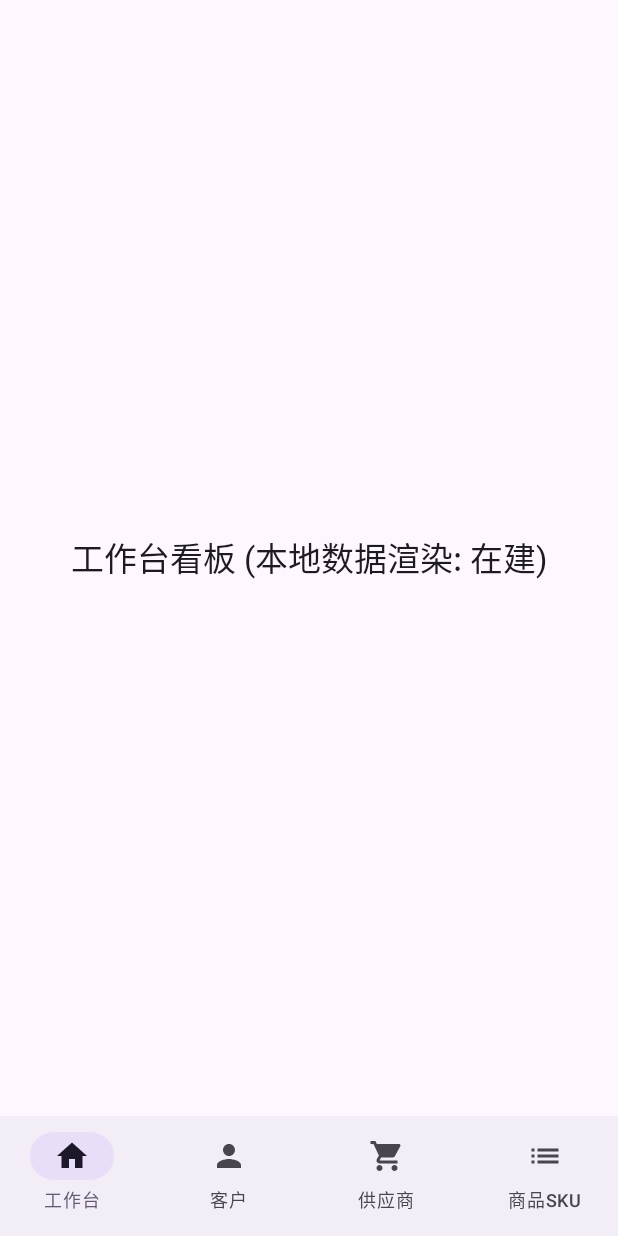
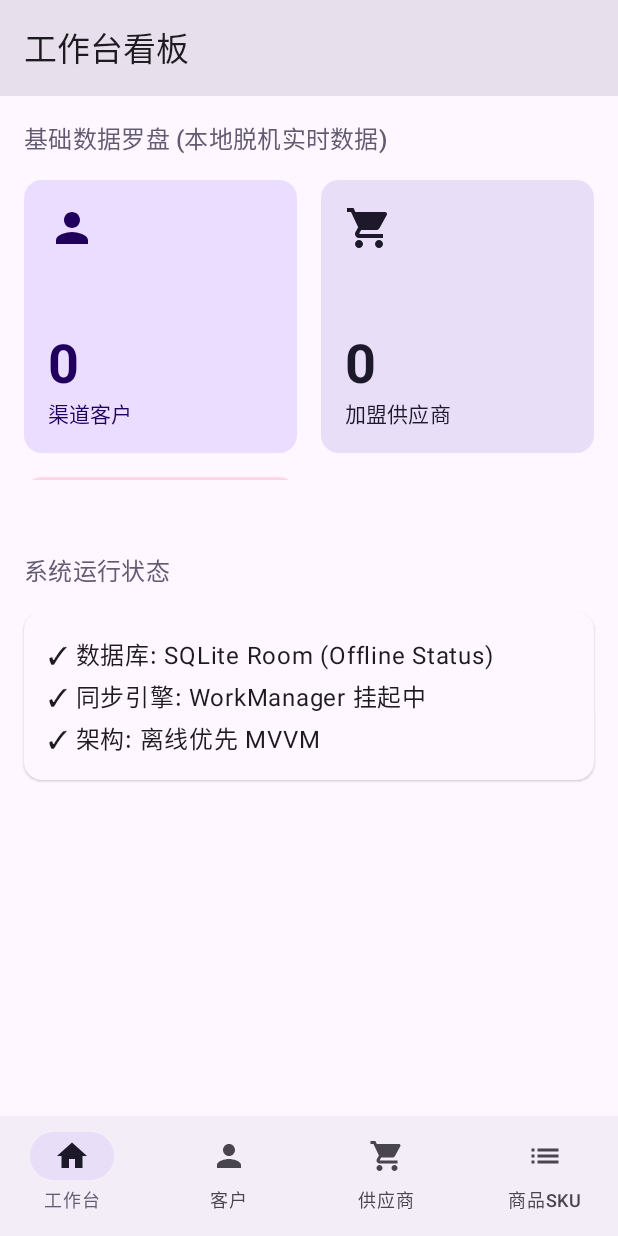
Before and after one commit to buumixdx-tech/ERP, an Android app built with Jetpack Compose: the DashboardScreen screen opened through its navigation route, on a phone screen of 412 x 824 dp. Run offline under Robolectric (Android 15) with nearby library versions, the light colour scheme and no system bars; our stand-ins replace Dagger/Hilt's generated code; 3 statements that could not run were skipped.

Commit message:
feat: implement local Dashboard Analytics UI

```diff
--- a/shanyin-android/app/src/main/java/com/shanyin/erp/data/local/AppDatabase.kt
+++ b/shanyin-android/app/src/main/java/com/shanyin/erp/data/local/AppDatabase.kt
@@ -18,4 +18,5 @@ abstract class AppDatabase : RoomDatabase() {
     abstract fun channelCustomerDao(): ChannelCustomerDao
     abstract fun supplierDao(): SupplierDao
     abstract fun skuDao(): SKUDao
+    abstract fun dashboardDao(): DashboardDao
 }
--- /dev/null
+++ b/shanyin-android/app/src/main/java/com/shanyin/erp/data/local/dao/DashboardDao.kt
@@ -0,0 +1,17 @@
+package com.shanyin.erp.data.local.dao
+
+import androidx.room.Dao
+import androidx.room.Query
+import kotlinx.coroutines.flow.Flow
+
+@Dao
+interface DashboardDao {
+    @Query("SELECT COUNT(*) FROM channel_customers")
+    fun getCustomerCountFlow(): Flow<Int>
+
+    @Query("SELECT COUNT(*) FROM suppliers")
+    fun getSupplierCountFlow(): Flow<Int>
+
+    @Query("SELECT COUNT(*) FROM skus")
+    fun getSkuCountFlow(): Flow<Int>
+}
--- /dev/null
+++ b/shanyin-android/app/src/main/java/com/shanyin/erp/data/repository/DashboardRepositoryImpl.kt
@@ -0,0 +1,23 @@
+package com.shanyin.erp.data.repository
+
+import com.shanyin.erp.data.local.dao.DashboardDao
+import com.shanyin.erp.domain.repository.DashboardRepository
+import kotlinx.coroutines.flow.Flow
+import javax.inject.Inject
+
+class DashboardRepositoryImpl @Inject constructor(
+    private val dashboardDao: DashboardDao
+) : DashboardRepository {
+
+    override fun getCustomerCount(): Flow<Int> {
+        return dashboardDao.getCustomerCountFlow()
+    }
+
+    override fun getSupplierCount(): Flow<Int> {
+        return dashboardDao.getSupplierCountFlow()
+    }
+
+    override fun getSkuCount(): Flow<Int> {
+        return dashboardDao.getSkuCountFlow()
+    }
+}
--- a/shanyin-android/app/src/main/java/com/shanyin/erp/di/DatabaseModule.kt
+++ b/shanyin-android/app/src/main/java/com/shanyin/erp/di/DatabaseModule.kt
@@ -35,4 +35,8 @@ object DatabaseModule {
     @Provides
     @Singleton
     fun provideSKUDao(db: AppDatabase) = db.skuDao()
+
+    @Provides
+    @Singleton
+    fun provideDashboardDao(db: AppDatabase) = db.dashboardDao()
 }
--- a/shanyin-android/app/src/main/java/com/shanyin/erp/di/RepositoryModule.kt
+++ b/shanyin-android/app/src/main/java/com/shanyin/erp/di/RepositoryModule.kt
@@ -4,6 +4,7 @@ import com.shanyin.erp.data.repository.CustomerRepositoryImpl
 import com.shanyin.erp.data.repository.SKURepositoryImpl
 import com.shanyin.erp.data.repository.SupplierRepositoryImpl
 import com.shanyin.erp.domain.repository.CustomerRepository
+import com.shanyin.erp.domain.repository.DashboardRepository
 import com.shanyin.erp.domain.repository.SKURepository
 import com.shanyin.erp.domain.repository.SupplierRepository
 import dagger.Binds
@@ -33,4 +34,10 @@ abstract class RepositoryModule {
     abstract fun bindSKURepository(
         skuRepositoryImpl: SKURepositoryImpl
     ): SKURepository
+
+    @Binds
+    @Singleton
+    abstract fun bindDashboardRepository(
+        dashboardRepositoryImpl: DashboardRepositoryImpl
+    ): DashboardRepository
 }
--- /dev/null
+++ b/shanyin-android/app/src/main/java/com/shanyin/erp/domain/repository/DashboardRepository.kt
@@ -0,0 +1,9 @@
+package com.shanyin.erp.domain.repository
+
+import kotlinx.coroutines.flow.Flow
+
+interface DashboardRepository {
+    fun getCustomerCount(): Flow<Int>
+    fun getSupplierCount(): Flow<Int>
+    fun getSkuCount(): Flow<Int>
+}
--- /dev/null
+++ b/shanyin-android/app/src/main/java/com/shanyin/erp/presentation/dashboard/DashboardScreen.kt
@@ -0,0 +1,138 @@
+package com.shanyin.erp.presentation.dashboard
+
+import androidx.compose.foundation.layout.*
+import androidx.compose.foundation.lazy.grid.GridCells
+import androidx.compose.foundation.lazy.grid.LazyVerticalGrid
+import androidx.compose.foundation.rememberScrollState
+import androidx.compose.foundation.verticalScroll
+import androidx.compose.material.icons.Icons
+import androidx.compose.material.icons.filled.List
+import androidx.compose.material.icons.filled.Person
+import androidx.compose.material.icons.filled.ShoppingCart
+import androidx.compose.material3.*
+import androidx.compose.runtime.Composable
+import androidx.compose.runtime.collectAsState
+import androidx.compose.runtime.getValue
+import androidx.compose.ui.Alignment
+import androidx.compose.ui.Modifier
+import androidx.compose.ui.graphics.vector.ImageVector
+import androidx.compose.ui.text.font.FontWeight
+import androidx.compose.ui.unit.dp
+import androidx.hilt.navigation.compose.hiltViewModel
+
+@OptIn(ExperimentalMaterial3Api::class)
+@Composable
+fun DashboardScreen(
+    viewModel: DashboardViewModel = hiltViewModel()
+) {
+    val customerCount by viewModel.customerCount.collectAsState()
+    val supplierCount by viewModel.supplierCount.collectAsState()
+    val skuCount by viewModel.skuCount.collectAsState()
+
+    Scaffold(
+        topBar = {
+            TopAppBar(
+                title = { Text("工作台看板") },
+                colors = TopAppBarDefaults.topAppBarColors(containerColor = MaterialTheme.colorScheme.surfaceVariant)
+            )
+        }
+    ) { paddingValues ->
+        Column(
+            modifier = Modifier
+                .fillMaxSize()
+                .padding(paddingValues)
+                .padding(16.dp)
+                .verticalScroll(rememberScrollState()),
+            verticalArrangement = Arrangement.spacedBy(16.dp)
+        ) {
+            Text(
+                text = "基础数据罗盘 (本地脱机实时数据)",
+                style = MaterialTheme.typography.titleMedium,
+                color = MaterialTheme.colorScheme.secondary
+            )
+
+            LazyVerticalGrid(
+                columns = GridCells.Fixed(2),
+                modifier = Modifier.height(200.dp), // Fixed height for grid
+                horizontalArrangement = Arrangement.spacedBy(16.dp),
+                verticalArrangement = Arrangement.spacedBy(16.dp),
+                userScrollEnabled = false
+            ) {
+                item {
+                    StatCard(
+                        title = "渠道客户",
+                        count = customerCount,
+                        icon = Icons.Default.Person,
+                        containerColor = MaterialTheme.colorScheme.primaryContainer,
+                        contentColor = MaterialTheme.colorScheme.onPrimaryContainer
+                    )
+                }
+                item {
+                    StatCard(
+                        title = "加盟供应商",
+                        count = supplierCount,
+                        icon = Icons.Default.ShoppingCart,
+                        containerColor = MaterialTheme.colorScheme.secondaryContainer,
+                        contentColor = MaterialTheme.colorScheme.onSecondaryContainer
+                    )
+                }
+                item {
+                    StatCard(
+                        title = "商品 SKU",
+                        count = skuCount,
+                        icon = Icons.Default.List,
+                        containerColor = MaterialTheme.colorScheme.tertiaryContainer,
+                        contentColor = MaterialTheme.colorScheme.onTertiaryContainer
+                    )
+                }
+            }
+
+            Spacer(modifier = Modifier.height(16.dp))
+
+            Text(
+                text = "系统运行状态",
+                style = MaterialTheme.typography.titleMedium,
+                color = MaterialTheme.colorScheme.secondary
+            )
+
+            Card(
+                modifier = Modifier.fillMaxWidth(),
+                colors = CardDefaults.cardColors(containerColor = MaterialTheme.colorScheme.surface),
+                elevation = CardDefaults.cardElevation(defaultElevation = 1.dp)
+            ) {
+                Column(modifier = Modifier.padding(16.dp)) {
+                    Text(text = "✓ 数据库: SQLite Room (Offline Status)")
+                    Spacer(modifier = Modifier.height(4.dp))
+                    Text(text = "✓ 同步引擎: WorkManager 挂起中")
+                    Spacer(modifier = Modifier.height(4.dp))
+                    Text(text = "✓ 架构: 离线优先 MVVM")
+                }
+            }
+        }
+    }
+}
+
+@Composable
+fun StatCard(
+    title: String,
+    count: Int,
+    icon: ImageVector,
+    containerColor: androidx.compose.ui.graphics.Color,
+    contentColor: androidx.compose.ui.graphics.Color
+) {
+    Card(
+        modifier = Modifier.fillMaxWidth().aspectRatio(1f),
+        colors = CardDefaults.cardColors(containerColor = containerColor, contentColor = contentColor)
+    ) {
+        Column(
+            modifier = Modifier.fillMaxSize().padding(16.dp),
+            verticalArrangement = Arrangement.SpaceBetween
+        ) {
+            Icon(icon, contentDescription = null, modifier = Modifier.size(32.dp))
+            Column {
+                Text(text = count.toString(), style = MaterialTheme.typography.displaySmall, fontWeight = FontWeight.Bold)
+                Text(text = title, style = MaterialTheme.typography.labelLarge)
+            }
+        }
+    }
+}
--- /dev/null
+++ b/shanyin-android/app/src/main/java/com/shanyin/erp/presentation/dashboard/DashboardViewModel.kt
@@ -0,0 +1,44 @@
+package com.shanyin.erp.presentation.dashboard
+
+import androidx.lifecycle.ViewModel
+import androidx.lifecycle.viewModelScope
+import com.shanyin.erp.domain.repository.DashboardRepository
+import dagger.hilt.android.lifecycle.HiltViewModel
+import kotlinx.coroutines.flow.MutableStateFlow
+import kotlinx.coroutines.flow.StateFlow
+import kotlinx.coroutines.flow.asStateFlow
+import kotlinx.coroutines.launch
+import javax.inject.Inject
+
+@HiltViewModel
+class DashboardViewModel @Inject constructor(
+    private val repository: DashboardRepository
+) : ViewModel() {
+
+    private val _customerCount = MutableStateFlow(0)
+    val customerCount: StateFlow<Int> = _customerCount.asStateFlow()
+
+    private val _supplierCount = MutableStateFlow(0)
+    val supplierCount: StateFlow<Int> = _supplierCount.asStateFlow()
+
+    private val _skuCount = MutableStateFlow(0)
+    val skuCount: StateFlow<Int> = _skuCount.asStateFlow()
+
+    init {
+        viewModelScope.launch {
+            repository.getCustomerCount().collect { count ->
+                _customerCount.value = count
+            }
+        }
+        viewModelScope.launch {
+            repository.getSupplierCount().collect { count ->
+                _supplierCount.value = count
+            }
+        }
+        viewModelScope.launch {
+            repository.getSkuCount().collect { count ->
+                _skuCount.value = count
+            }
+        }
+    }
+}
--- a/shanyin-android/app/src/main/java/com/shanyin/erp/presentation/navigation/MainScreen.kt
+++ b/shanyin-android/app/src/main/java/com/shanyin/erp/presentation/navigation/MainScreen.kt
@@ -12,6 +12,7 @@ import androidx.navigation.NavDestination.Companion.hierarchy
 import androidx.navigation.NavGraph.Companion.findStartDestination
 import androidx.navigation.compose.*
 import com.shanyin.erp.presentation.customer.CustomerListScreen
+import com.shanyin.erp.presentation.dashboard.DashboardScreen
 import com.shanyin.erp.presentation.sku.SKUListScreen
 import com.shanyin.erp.presentation.supplier.SupplierListScreen
 
@@ -56,7 +57,7 @@ fun MainScreen() {
             modifier = Modifier.padding(innerPadding)
         ) {
             composable(Screen.Dashboard.route) {
-                PlaceholderScreen("工作台看板 (本地数据渲染: 在建)")
+                DashboardScreen()
             }
             composable(Screen.Customers.route) {
                 CustomerListScreen()
```
